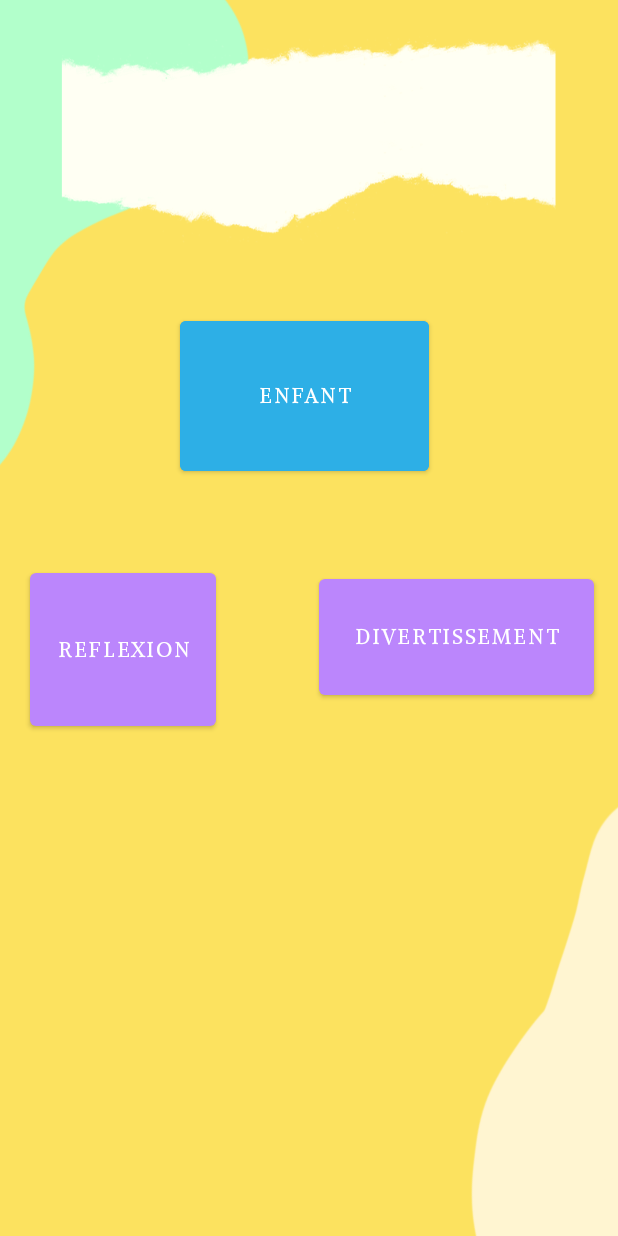
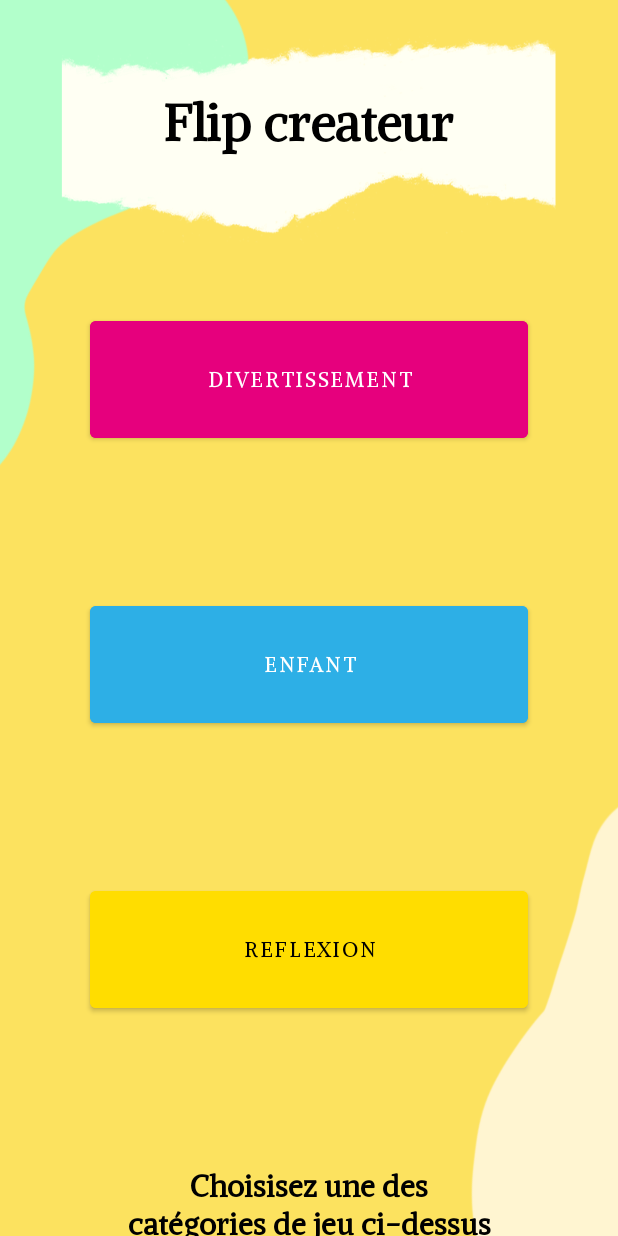
Before and after one commit to Blaccreed/LuddiagAPPLI, an Android app: the flip_createur screen opened directly, with no data from a screen before it, on a phone screen of 412 x 824 dp. Run offline under Robolectric (Android 15) with nearby library versions, the phone set to English and light mode, and no system bars.

Commit message:
flip createur

```diff
--- a/app/src/main/res/layout/activity_flip_createur.xml
+++ b/app/src/main/res/layout/activity_flip_createur.xml
@@ -7,37 +7,79 @@
     android:background="@drawable/fondavecblanc"
     tools:context=".flip_createur">
 
+    <TextView
+        android:id="@+id/connexion"
+        android:layout_width="246dp"
+        android:layout_height="48dp"
+        android:fontFamily="@font/alike"
+        android:text="Flip createur"
+        android:textAlignment="center"
+        android:textColor="@color/black"
+        android:textSize="34sp"
+        android:textStyle="bold"
+        app:layout_constraintBottom_toBottomOf="parent"
+        app:layout_constraintEnd_toEndOf="parent"
+        app:layout_constraintHorizontal_bias="0.497"
+        app:layout_constraintStart_toStartOf="parent"
+        app:layout_constraintTop_toTopOf="parent"
+        app:layout_constraintVertical_bias="0.077" />
+
+    <TextView
+        android:id="@+id/connexion2"
+        android:layout_width="246dp"
+        android:layout_height="48dp"
+        android:layout_marginTop="100dp"
+        android:fontFamily="@font/alike"
+        android:text="Choisisez une des catégories de jeu ci-dessus"
+        android:textAlignment="center"
+        android:textColor="@color/black"
+        android:textSize="20sp"
+        android:textStyle="bold"
+        app:layout_constraintEnd_toEndOf="parent"
+        app:layout_constraintStart_toStartOf="parent"
+        app:layout_constraintTop_toBottomOf="@+id/button11" />
+
     <Button
         android:id="@+id/button6"
-        android:layout_width="166dp"
-        android:layout_height="112dp"
-        android:layout_marginStart="120dp"
-        android:layout_marginTop="208dp"
+        android:layout_width="0dp"
+        android:layout_height="90dp"
+        android:layout_marginStart="60dp"
+        android:layout_marginTop="100dp"
+        android:layout_marginEnd="60dp"
+        android:backgroundTint="@color/rose"
+        android:fontFamily="@font/alike"
+        android:text="Divertissement"
+        app:layout_constraintEnd_toEndOf="parent"
+        app:layout_constraintStart_toStartOf="parent"
+        app:layout_constraintTop_toBottomOf="@+id/connexion" />
+
+    <Button
+        android:id="@+id/button10"
+        android:layout_width="0dp"
+        android:layout_height="90dp"
+        android:layout_marginStart="60dp"
+        android:layout_marginTop="100dp"
+        android:layout_marginEnd="60dp"
         android:backgroundTint="@color/bleu"
         android:fontFamily="@font/alike"
         android:text="Enfant"
+        app:layout_constraintEnd_toEndOf="parent"
         app:layout_constraintStart_toStartOf="parent"
-        app:layout_constraintTop_toTopOf="parent" />
-
-    <Button
-        android:id="@+id/button10"
-        android:layout_width="183dp"
-        android:layout_height="89dp"
-        android:layout_marginTop="380dp"
-        android:layout_marginEnd="16dp"
-        android:fontFamily="@font/alike"
-        android:text="Divertissement"
-        app:layout_constraintEnd_toEndOf="parent"
-        app:layout_constraintTop_toTopOf="parent" />
+        app:layout_constraintTop_toBottomOf="@+id/button6" />
 
     <Button
         android:id="@+id/button11"
-        android:layout_width="124dp"
-        android:layout_height="114dp"
-        android:layout_marginTop="376dp"
-        android:layout_marginEnd="268dp"
+        android:layout_width="0dp"
+        android:layout_height="90dp"
+        android:layout_marginStart="60dp"
+        android:layout_marginTop="100dp"
+        android:layout_marginEnd="60dp"
+        android:backgroundTint="@color/jaune"
+        android:textColor="@color/black"
         android:fontFamily="@font/alike"
         android:text="Reflexion"
         app:layout_constraintEnd_toEndOf="parent"
-        app:layout_constraintTop_toTopOf="parent" />
+        app:layout_constraintStart_toStartOf="parent"
+        app:layout_constraintTop_toBottomOf="@+id/button10" />
+
 </androidx.constraintlayout.widget.ConstraintLayout>
--- a/app/src/main/res/layout/activity_flip_editeur.xml
+++ b/app/src/main/res/layout/activity_flip_editeur.xml
@@ -4,12 +4,13 @@
     xmlns:tools="http://schemas.android.com/tools"
     android:layout_width="match_parent"
     android:layout_height="match_parent"
+    android:background="@drawable/fondavecblanc"
     tools:context=".flip_editeur">
 
     <Button
         android:id="@+id/button3"
-        android:layout_width="0dp"
-        android:layout_height="0dp"
+        android:layout_width="100dp"
+        android:layout_height="100dp"
         android:text="Enfant"
         android:backgroundtint="@color/black"
         app:layout_constraintBottom_toTopOf="@+id/button8"
@@ -19,8 +20,8 @@
 
     <Button
         android:id="@+id/button7"
-        android:layout_width="0dp"
-        android:layout_height="0dp"
+        android:layout_width="100dp"
+        android:layout_height="100dp"
         android:text="Reflexion"
         app:layout_constraintBottom_toTopOf="@+id/button9"
         app:layout_constraintStart_toEndOf="@id/button3"
@@ -29,8 +30,8 @@
 
     <Button
         android:id="@+id/button8"
-        android:layout_width="0dp"
-        android:layout_height="0dp"
+        android:layout_width="100dp"
+        android:layout_height="100dp"
         android:text="Divertissement"
         app:layout_constraintBottom_toBottomOf="parent"
         app:layout_constraintEnd_toStartOf="@id/button7"
@@ -40,8 +41,8 @@
 
     <Button
         android:id="@+id/button9"
-        android:layout_width="0dp"
-        android:layout_height="0dp"
+        android:layout_width="100dp"
+        android:layout_height="100dp"
         android:backgroundtint="@color/black"
         android:text="éco-ludique"
         app:layout_constraintBottom_toBottomOf="parent"
```
